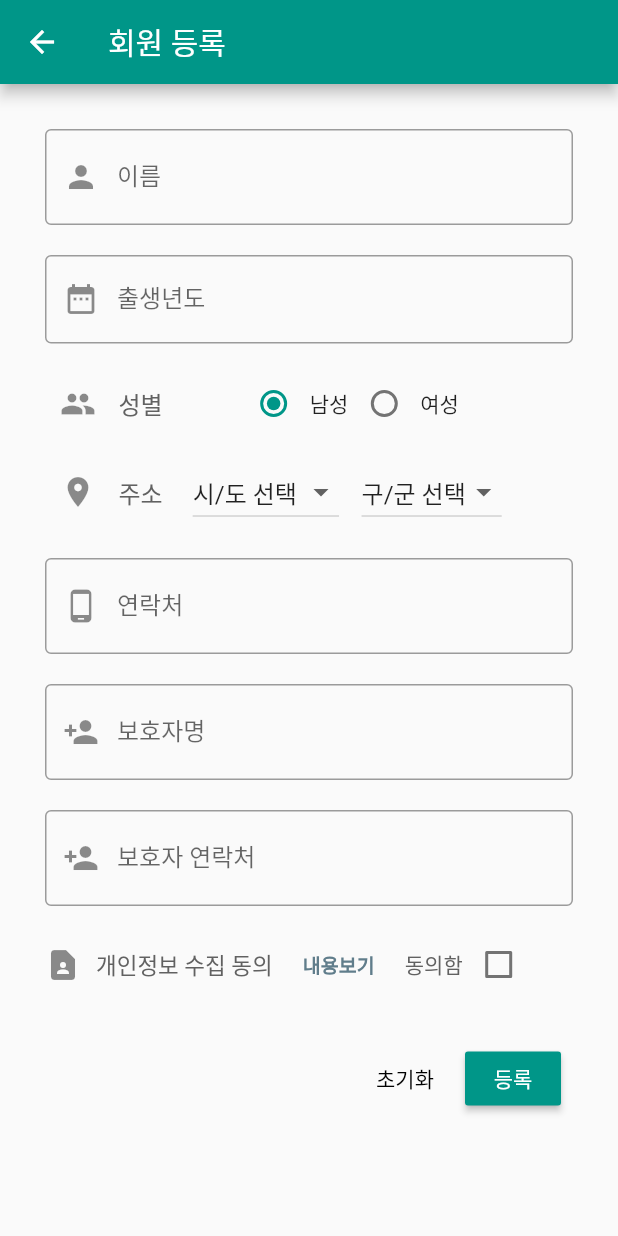
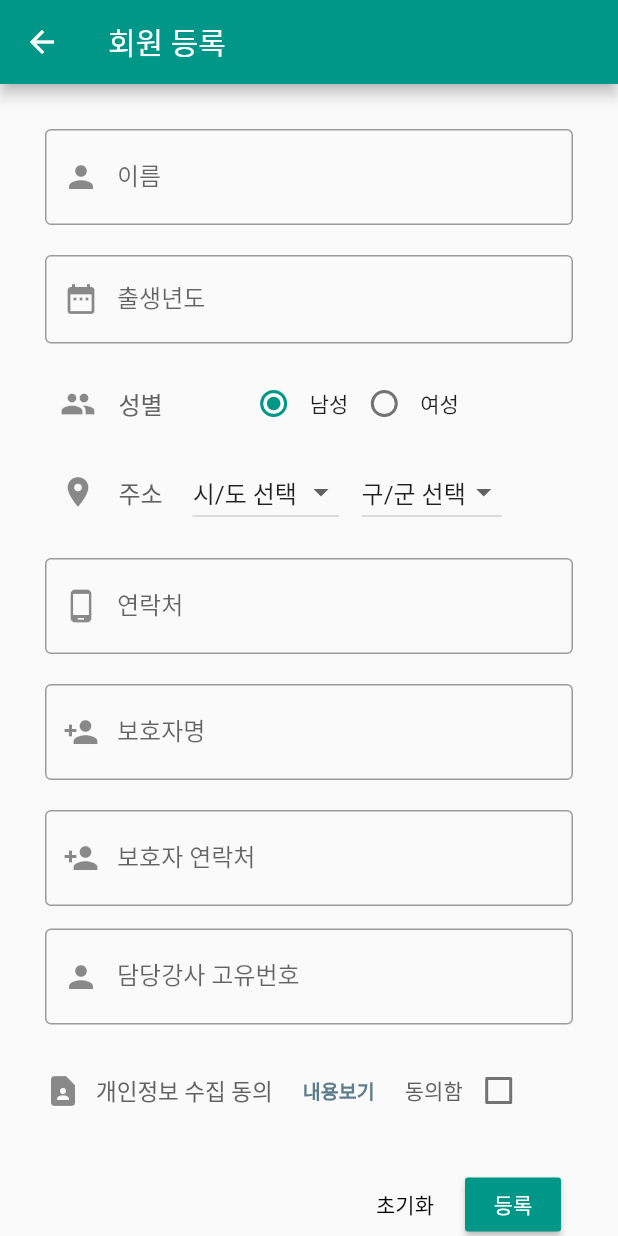
Before and after one commit to devkim0219/lebengrida, a Flutter app: the JoinPage screen opened directly, on a phone screen of 412 x 824 dp. Run offline on Flutter 3.47's test engine with Material 2 defaults, Android fonts, the phone set to English and light mode, and no system bars; drawn by our look-alikes of group_radio_button; our stand-ins replace audioplayers, date_format, file, fl_chart, fluttertoast, permission_handler; missing offline and left inert: audio_recorder, cached_video_player, cachedflickvideoplayer, carousel_widget, circular_countdown, ff_navigation_bar; accounts and stored records are empty.

Commit message:
회원가입 시 담당강사 고유번호, 가입일, 정보수정일 DB에 저장

```diff
--- a/lebengrida/lib/model/user_data.dart
+++ b/lebengrida/lib/model/user_data.dart
@@ -7,8 +7,11 @@ class User {
   final String mobile;
   final String protectorName;
   final String protectorMobile;
+  final String instructor;
+  final String joinDate;
+  final String updateDate;
 
-  User({this.name, this.birth, this.age, this.gender, this.address, this.mobile, this.protectorName, this.protectorMobile});
+  User({this.name, this.birth, this.age, this.gender, this.address, this.mobile, this.protectorName, this.protectorMobile, this.instructor, this.joinDate, this.updateDate});
 
   factory User.fromJson(Map<String, dynamic> json) {
     return User(
@@ -20,6 +23,9 @@ class User {
       mobile: json['mobile'],
       protectorName: json['protector_name'],
       protectorMobile: json['protector_mobile'],
+      instructor: json['instructor'],
+      joinDate: json['join_date'],
+      updateDate: json['update_date'],
     );
   }
 }
--- a/lebengrida/lib/screen/join_screen.dart
+++ b/lebengrida/lib/screen/join_screen.dart
@@ -25,6 +25,7 @@ class _JoinPageState extends State<JoinPage> {
   TextEditingController _mobileController;
   TextEditingController _protectorNameController;
   TextEditingController _protectorMobileController;
+  TextEditingController _instructorController;
 
   // 시군구 리스트
   final List<String> _sidoGubun = ["시/도 선택","서울특별시","인천광역시","대전광역시","광주광역시","대구광역시","울산광역시","부산광역시","경기도","강원도","충청북도","충청남도","전라북도","전라남도","경상북도","경상남도","제주도"];
@@ -60,6 +61,7 @@ class _JoinPageState extends State<JoinPage> {
     _mobileController.text = '';
     _protectorNameController.text = '';
     _protectorMobileController.text = '';
+    _instructorController.text = '';
     _isAgree = false;
   }
 
@@ -372,6 +374,24 @@ class _JoinPageState extends State<JoinPage> {
           ),
           Padding(
             padding: EdgeInsets.only(bottom: 20),
+            child: TextFormField(
+              controller: _instructorController,
+              decoration: InputDecoration(
+                border: OutlineInputBorder(),
+                labelText: '담당강사 고유번호',
+                hintText: '예) 10001',
+                prefixIcon: Icon(Icons.person),
+              ),
+              validator: (val) {
+                if (val == null || val.isEmpty) {
+                  return '담당강사 고유번호를 입력해주세요.';
+                }
+                return null;
+              },
+            ),
+          ),
+          Padding(
+            padding: EdgeInsets.only(bottom: 20),
             child: Row(
               children: <Widget>[
                 Icon(
@@ -484,7 +504,7 @@ class _JoinPageState extends State<JoinPage> {
           timeInSecForIosWeb: 3
         );
       } else {
-        UserServices.addUser(_nameController.text, _birthController.text, _selectedGender, _address, _mobileController.text, _protectorNameController.text, _protectorMobileController.text)
+        UserServices.addUser(_nameController.text, _birthController.text, _selectedGender, _address, _mobileController.text, _protectorNameController.text, _protectorMobileController.text, _instructorController.text)
           .then((result) {
             if ('success' == result) {
               Fluttertoast.showToast(
@@ -511,6 +531,7 @@ class _JoinPageState extends State<JoinPage> {
     _mobileController = TextEditingController();
     _protectorNameController = TextEditingController();
     _protectorMobileController = TextEditingController();
+    _instructorController = TextEditingController();
   }
 
   @override
--- a/lebengrida/lib/service/user_service.dart
+++ b/lebengrida/lib/service/user_service.dart
@@ -36,7 +36,7 @@ class UserServices {
   }
 
   // 회원 등록
-  static Future<String> addUser(String name, String birth, String gender, String address, String mobile, String protectorName, String protectorMobile) async {
+  static Future<String> addUser(String name, String birth, String gender, String address, String mobile, String protectorName, String protectorMobile, String instructor) async {
     try {
       var map = Map<String, dynamic>();
       map['action'] = _ADD_USER_ACTION;
@@ -48,6 +48,7 @@ class UserServices {
       map['mobile'] = mobile;
       map['protector_name'] = protectorName;
       map['protector_mobile'] = protectorMobile;
+      map['instructor'] = instructor;
       final response = await http.post(ROOT, body: map);
       print('addUser Response: ${response.body}');
 
@@ -62,7 +63,7 @@ class UserServices {
   }
 
   // 회원 정보 수정
-  static Future<String> updateUser(String name, String birth, String gender, String address, String mobile, String protectorName, String protectorMobile) async {
+  static Future<String> updateUser(String name, String birth, String gender, String address, String mobile, String protectorName, String protectorMobile, String instructor) async {
     try {
       var map = Map<String, dynamic>();
       map['action'] = _UPDATE_USER_ACTION;
@@ -74,6 +75,7 @@ class UserServices {
       map['mobile'] = mobile;
       map['protector_name'] = protectorName;
       map['protector_mobile'] = protectorMobile;
+      map['instructor'] = instructor;
       final response = await http.post(ROOT, body: map);
       print('updateUser Response: ${response.body}');
 
```
Also changed, not shown: lebengrida/lib/screen/update_info_screen.dart (+23 -1 lines).
